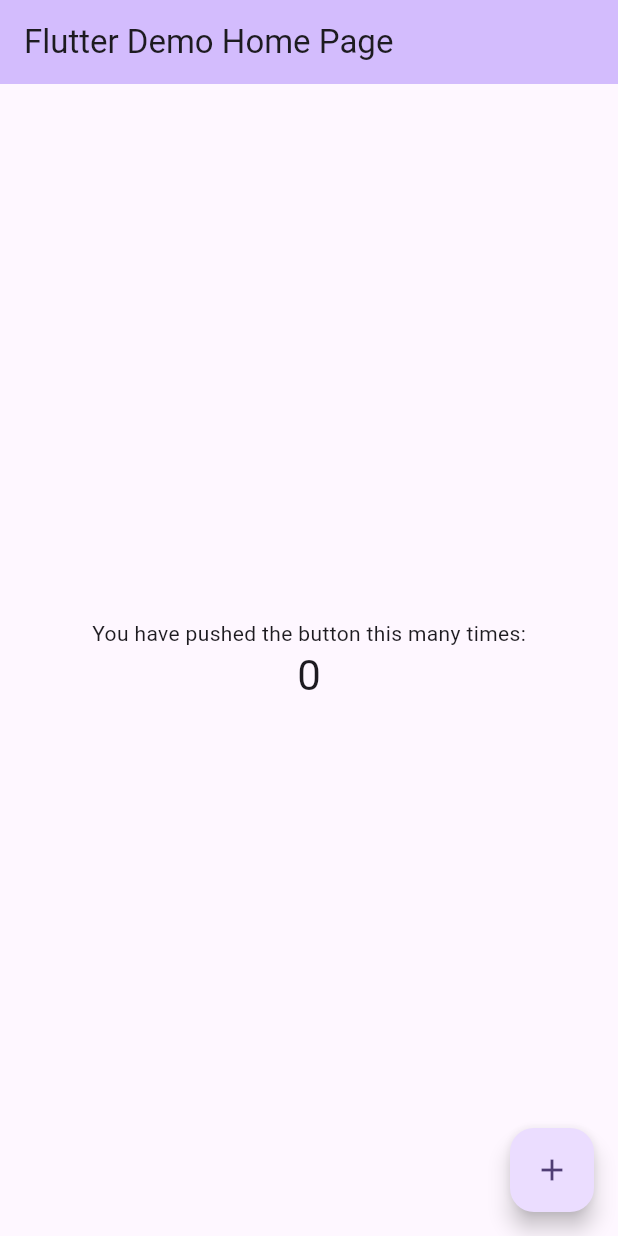
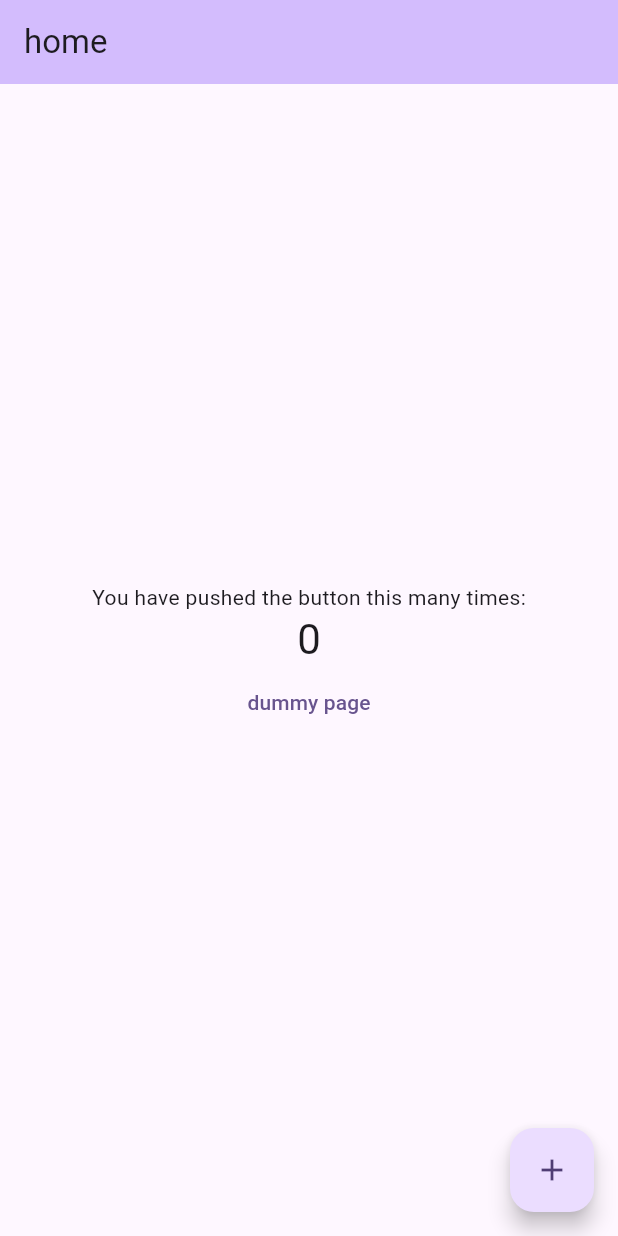
Before and after one commit to Muhibush/mr_white, a Flutter app: the screen it shows after launch, on a phone screen of 412 x 824 dp. Run offline on Flutter 3.47's test engine with Material 2 defaults, Android fonts, the phone set to English and light mode, and no system bars.

Commit message:
setup routing

```diff
--- a/lib/main.dart
+++ b/lib/main.dart
@@ -1,4 +1,5 @@
 import 'package:flutter/material.dart';
+import 'package:mr_white/utils/navigator/routes.dart';
 
 void main() {
   runApp(const MyApp());
@@ -7,119 +8,16 @@ void main() {
 class MyApp extends StatelessWidget {
   const MyApp({super.key});
 
-  // This widget is the root of your application.
   @override
   Widget build(BuildContext context) {
     return MaterialApp(
       title: 'Flutter Demo',
       theme: ThemeData(
-        // This is the theme of your application.
-        //
-        // TRY THIS: Try running your application with "flutter run". You'll see
-        // the application has a blue toolbar. Then, without quitting the app,
-        // try changing the seedColor in the colorScheme below to Colors.green
-        // and then invoke "hot reload" (save your changes or press the "hot
-        // reload" button in a Flutter-supported IDE, or press "r" if you used
-        // the command line to start the app).
-        //
-        // Notice that the counter didn't reset back to zero; the application
-        // state is not lost during the reload. To reset the state, use hot
-        // restart instead.
-        //
-        // This works for code too, not just values: Most code changes can be
-        // tested with just a hot reload.
         colorScheme: ColorScheme.fromSeed(seedColor: Colors.deepPurple),
         useMaterial3: true,
       ),
-      home: const MyHomePage(title: 'Flutter Demo Home Page'),
+      onGenerateRoute: Routes.getRouteGenerate,
+      builder: (context, child) => child ?? const SizedBox(),
     );
   }
 }
-
-class MyHomePage extends StatefulWidget {
-  const MyHomePage({super.key, required this.title});
-
-  // This widget is the home page of your application. It is stateful, meaning
-  // that it has a State object (defined below) that contains fields that affect
-  // how it looks.
-
-  // This class is the configuration for the state. It holds the values (in this
-  // case the title) provided by the parent (in this case the App widget) and
-  // used by the build method of the State. Fields in a Widget subclass are
-  // always marked "final".
-
-  final String title;
-
-  @override
-  State<MyHomePage> createState() => _MyHomePageState();
-}
-
-class _MyHomePageState extends State<MyHomePage> {
-  int _counter = 0;
-
-  void _incrementCounter() {
-    setState(() {
-      // This call to setState tells the Flutter framework that something has
-      // changed in this State, which causes it to rerun the build method below
-      // so that the display can reflect the updated values. If we changed
-      // _counter without calling setState(), then the build method would not be
-      // called again, and so nothing would appear to happen.
-      _counter++;
-    });
-  }
-
-  @override
-  Widget build(BuildContext context) {
-    // This method is rerun every time setState is called, for instance as done
-    // by the _incrementCounter method above.
-    //
-    // The Flutter framework has been optimized to make rerunning build methods
-    // fast, so that you can just rebuild anything that needs updating rather
-    // than having to individually change instances of widgets.
-    return Scaffold(
-      appBar: AppBar(
-        // TRY THIS: Try changing the color here to a specific color (to
-        // Colors.amber, perhaps?) and trigger a hot reload to see the AppBar
-        // change color while the other colors stay the same.
-        backgroundColor: Theme.of(context).colorScheme.inversePrimary,
-        // Here we take the value from the MyHomePage object that was created by
-        // the App.build method, and use it to set our appbar title.
-        title: Text(widget.title),
-      ),
-      body: Center(
-        // Center is a layout widget. It takes a single child and positions it
-        // in the middle of the parent.
-        child: Column(
-          // Column is also a layout widget. It takes a list of children and
-          // arranges them vertically. By default, it sizes itself to fit its
-          // children horizontally, and tries to be as tall as its parent.
-          //
-          // Column has various properties to control how it sizes itself and
-          // how it positions its children. Here we use mainAxisAlignment to
-          // center the children vertically; the main axis here is the vertical
-          // axis because Columns are vertical (the cross axis would be
-          // horizontal).
-          //
-          // TRY THIS: Invoke "debug painting" (choose the "Toggle Debug Paint"
-          // action in the IDE, or press "p" in the console), to see the
-          // wireframe for each widget.
-          mainAxisAlignment: MainAxisAlignment.center,
-          children: <Widget>[
-            const Text(
-              'You have pushed the button this many times:',
-            ),
-            Text(
-              '$_counter',
-              style: Theme.of(context).textTheme.headlineMedium,
-            ),
-          ],
-        ),
-      ),
-      floatingActionButton: FloatingActionButton(
-        onPressed: _incrementCounter,
-        tooltip: 'Increment',
-        child: const Icon(Icons.add),
-      ), // This trailing comma makes auto-formatting nicer for build methods.
-    );
-  }
-}
--- /dev/null
+++ b/lib/pages/blank/blank_page.dart
@@ -0,0 +1,10 @@
+import 'package:flutter/material.dart';
+
+class BlankPage extends StatelessWidget {
+  const BlankPage({Key? key}) : super(key: key);
+
+  @override
+  Widget build(BuildContext context) {
+    return Container();
+  }
+}
--- /dev/null
+++ b/lib/pages/dummy/dummy_page.dart
@@ -0,0 +1,14 @@
+import 'package:flutter/material.dart';
+
+class DummyPage extends StatelessWidget {
+  const DummyPage({Key? key}) : super(key: key);
+
+  @override
+  Widget build(BuildContext context) {
+    return Scaffold(
+      appBar: AppBar(
+        title: const Text('dummy page'),
+      ),
+    );
+  }
+}
--- /dev/null
+++ b/lib/pages/home/home_page.dart
@@ -0,0 +1,88 @@
+import 'package:flutter/material.dart';
+import 'package:mr_white/utils/navigator/route_list.dart';
+
+class HomePage extends StatefulWidget {
+  const HomePage({super.key});
+
+  @override
+  State<HomePage> createState() => _HomePageState();
+}
+
+class _HomePageState extends State<HomePage> {
+  int _counter = 0;
+
+  void _incrementCounter() {
+    setState(() {
+      // This call to setState tells the Flutter framework that something has
+      // changed in this State, which causes it to rerun the build method below
+      // so that the display can reflect the updated values. If we changed
+      // _counter without calling setState(), then the build method would not be
+      // called again, and so nothing would appear to happen.
+      _counter++;
+    });
+  }
+
+  @override
+  Widget build(BuildContext context) {
+    // This method is rerun every time setState is called, for instance as done
+    // by the _incrementCounter method above.
+    //
+    // The Flutter framework has been optimized to make rerunning build methods
+    // fast, so that you can just rebuild anything that needs updating rather
+    // than having to individually change instances of widgets.
+    return Scaffold(
+      appBar: AppBar(
+        // TRY THIS: Try changing the color here to a specific color (to
+        // Colors.amber, perhaps?) and trigger a hot reload to see the AppBar
+        // change color while the other colors stay the same.
+        backgroundColor: Theme.of(context).colorScheme.inversePrimary,
+        // Here we take the value from the MyHomePage object that was created by
+        // the App.build method, and use it to set our appbar title.
+        title: const Text('home'),
+      ),
+      body: Center(
+        // Center is a layout widget. It takes a single child and positions it
+        // in the middle of the parent.
+        child: Column(
+          // Column is also a layout widget. It takes a list of children and
+          // arranges them vertically. By default, it sizes itself to fit its
+          // children horizontally, and tries to be as tall as its parent.
+          //
+          // Column has various properties to control how it sizes itself and
+          // how it positions its children. Here we use mainAxisAlignment to
+          // center the children vertically; the main axis here is the vertical
+          // axis because Columns are vertical (the cross axis would be
+          // horizontal).
+          //
+          // TRY THIS: Invoke "debug painting" (choose the "Toggle Debug Paint"
+          // action in the IDE, or press "p" in the console), to see the
+          // wireframe for each widget.
+          mainAxisAlignment: MainAxisAlignment.center,
+          children: <Widget>[
+            const Text(
+              'You have pushed the button this many times:',
+            ),
+            Text(
+              '$_counter',
+              style: Theme.of(context).textTheme.headlineMedium,
+            ),
+            TextButton(
+              onPressed: () {
+                Navigator.pushNamed(
+                  context,
+                  RouteList.dummyPage,
+                );
+              },
+              child: const Text('dummy page'),
+            )
+          ],
+        ),
+      ),
+      floatingActionButton: FloatingActionButton(
+        onPressed: _incrementCounter,
+        tooltip: 'Increment',
+        child: const Icon(Icons.add),
+      ), // This trailing comma makes auto-formatting nicer for build methods.
+    );
+  }
+}
--- /dev/null
+++ b/lib/utils/navigator/route_list.dart
@@ -0,0 +1,4 @@
+class RouteList {
+  static const String home = '/';
+  static const String dummyPage = '/dummy-page';
+}
--- /dev/null
+++ b/lib/utils/navigator/routes.dart
@@ -0,0 +1,24 @@
+import 'package:flutter/material.dart';
+import 'package:mr_white/pages/blank/blank_page.dart';
+import 'package:mr_white/pages/dummy/dummy_page.dart';
+import 'package:mr_white/pages/home/home_page.dart';
+import 'package:mr_white/utils/navigator/route_list.dart';
+
+class Routes {
+  static Route getRouteGenerate(RouteSettings settings) =>
+      _routeGenerate(settings);
+
+  static Route _routeGenerate(RouteSettings settings) {
+    switch (settings.name) {
+      case RouteList.home:
+        return MaterialPageRoute(
+            settings: settings, builder: (_) => const HomePage());
+      case RouteList.dummyPage:
+        return MaterialPageRoute(
+            settings: settings, builder: (_) => const DummyPage());
+      default:
+        return MaterialPageRoute(
+            settings: settings, builder: (_) => const BlankPage());
+    }
+  }
+}
```
